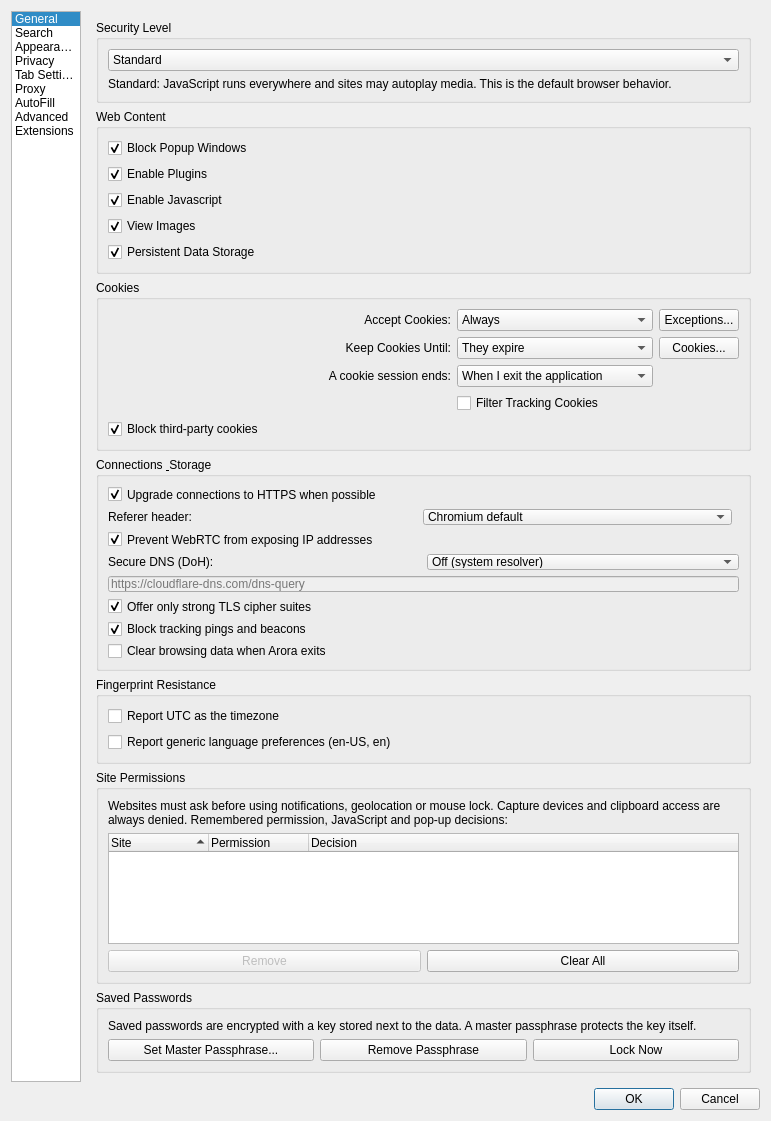
The window that src/settings.ui (IT-Space-2026/arktos) describes before a commit, drawn with Qt 5.
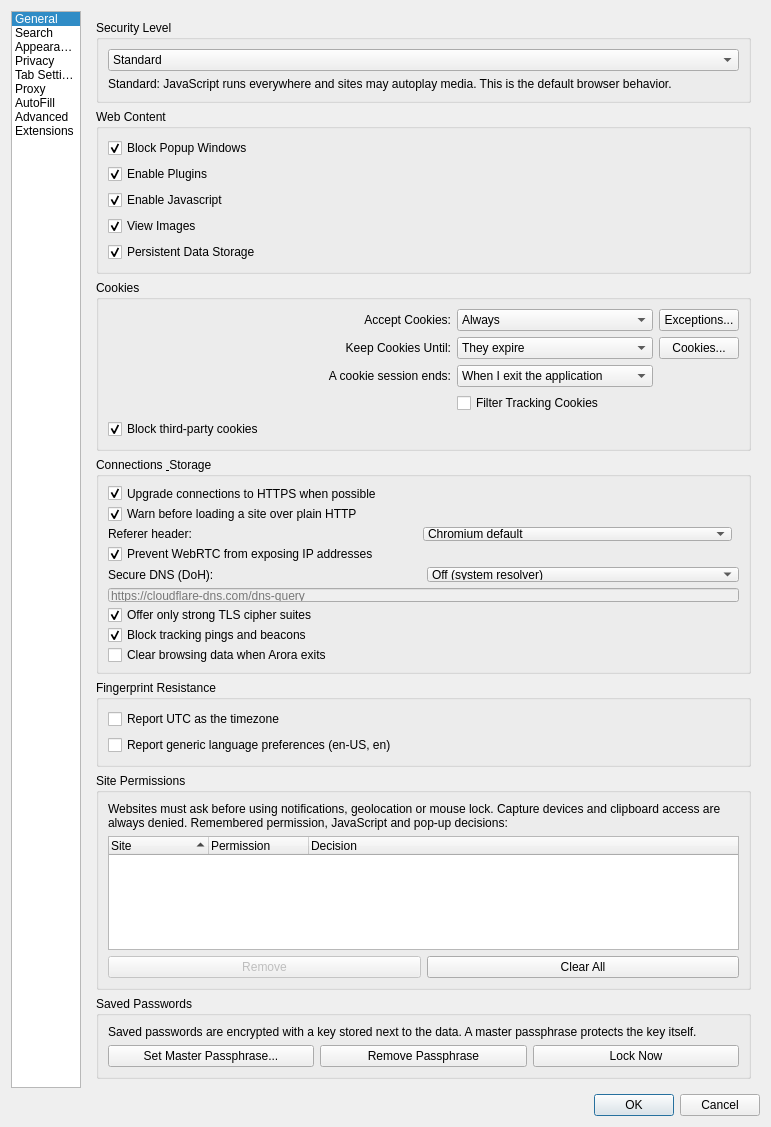
The same window after the commit. The open tabs and pages were chosen to show the change.

Commit message: SAFE01: HTTPS-Only strict mode — warn before plain-HTTP page loads

```diff
--- a/src/settings.ui
+++ b/src/settings.ui
@@ -1438,6 +1438,19 @@
             </property>
            </widget>
           </item>
+          <item>
+           <widget class="QCheckBox" name="httpsOnly">
+            <property name="toolTip">
+             <string>Warn before a page loads over plain HTTP: any main-frame navigation that is still HTTP after the HTTPS upgrade pass shows a warning page instead of loading insecurely, offering proceed-once and always-allow choices per site. Localhost, LAN addresses and .onion names stay exempt.</string>
+            </property>
+            <property name="text">
+             <string>Warn before loading a site over plain HTTP</string>
+            </property>
+            <property name="checked">
+             <bool>true</bool>
+            </property>
+           </widget>
+          </item>
           <item>
            <layout class="QHBoxLayout">
             <item>
```
Left out of the diff: 1 changed line with no effect on the pictures. The commit also changes 21 other files.
